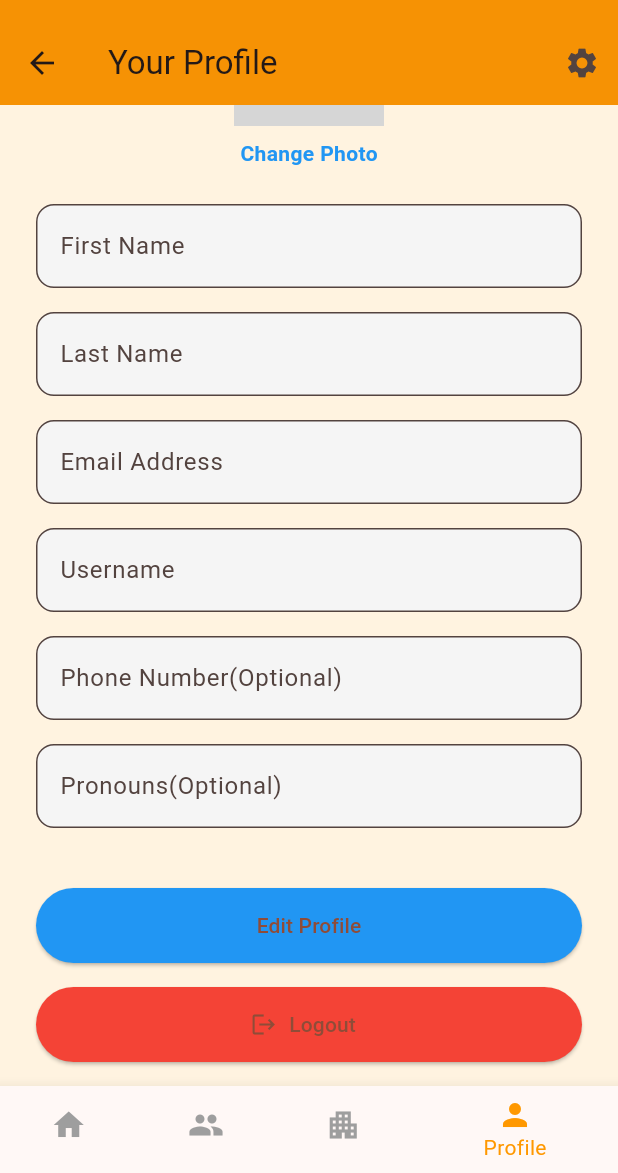
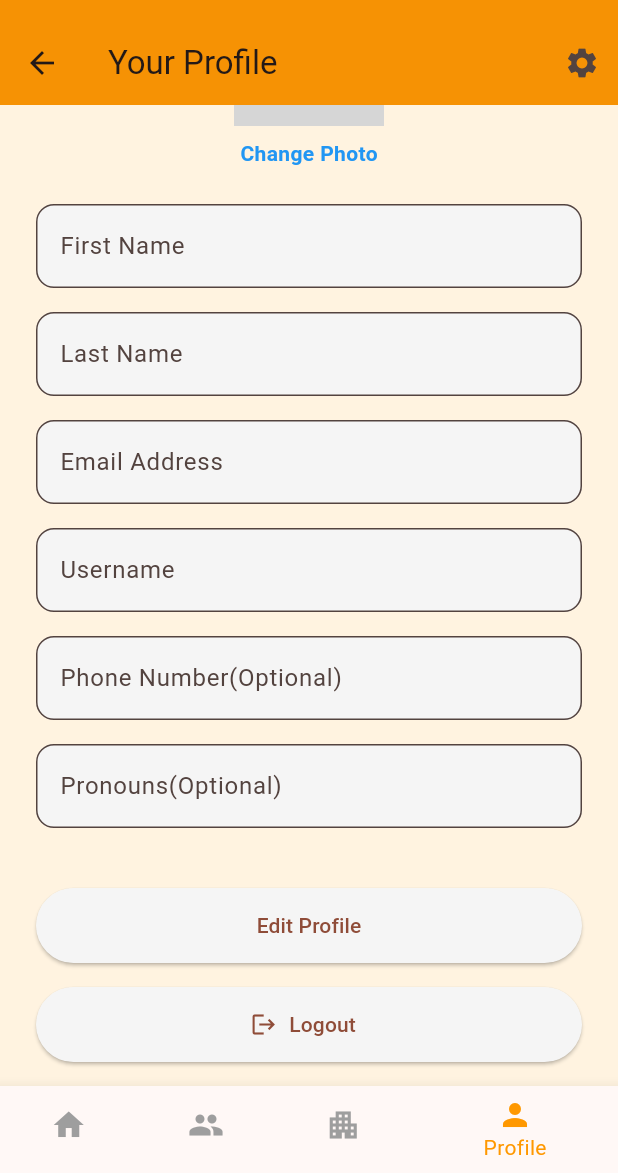
Before and after one commit to varsha698/PantryPalApp, a Flutter app: the HomeScreen screen opened directly, item 4 of the bottom bar chosen, scrolled down 102 dp, on a phone screen of 412 x 824 dp, the part 63-1236 px from its top. Run offline on Flutter 3.47's test engine with Material 3 defaults, Android fonts, the phone set to English and light mode, and no system bars; our stand-ins replace cloud_firestore, csv, firebase_auth, firebase_core, firebase_storage, image_picker; missing offline and left inert: firebase_app_check; accounts and stored records are empty; network calls fail; grey boxes are pictures that could not be loaded.

Commit message:
Changing the button colour in profile page and changing the text from Pantry to Home

```diff
--- a/lib/screens/home_screen.dart
+++ b/lib/screens/home_screen.dart
@@ -331,7 +331,7 @@ class _HomeScreenState extends State<HomeScreen> {
         selectedItemColor: Colors.orange,
         unselectedItemColor: Colors.grey,
         items: const [
-          BottomNavigationBarItem(icon: Icon(Icons.home), label: 'Pantry'),
+          BottomNavigationBarItem(icon: Icon(Icons.home), label: 'Home'),
           BottomNavigationBarItem(icon: Icon(Icons.people), label: 'Community'),
           BottomNavigationBarItem(icon: Icon(Icons.apartment), label: 'Organizations'),
           BottomNavigationBarItem(icon: Icon(Icons.person), label: 'Profile'),
--- a/lib/screens/profile_screen.dart
+++ b/lib/screens/profile_screen.dart
@@ -219,7 +219,7 @@ class _ProfileScreenState extends State<ProfileScreen> {
               },
               style: ElevatedButton.styleFrom(
                 minimumSize: const Size.fromHeight(50),
-                backgroundColor: Colors.blue,
+                backgroundColor: Colors.grey.shade100,
               ),
               child: Text(isEditing ? "Save Profile" : "Edit Profile"),
             ),
@@ -229,7 +229,7 @@ class _ProfileScreenState extends State<ProfileScreen> {
               icon: const Icon(Icons.logout),
               label: const Text("Logout"),
               style: ElevatedButton.styleFrom(
-                backgroundColor: Colors.red,
+                backgroundColor:Colors.grey.shade100,
                 minimumSize: const Size.fromHeight(50),
               ),
             ),
```
Also changed, not shown: pubspec.lock.
